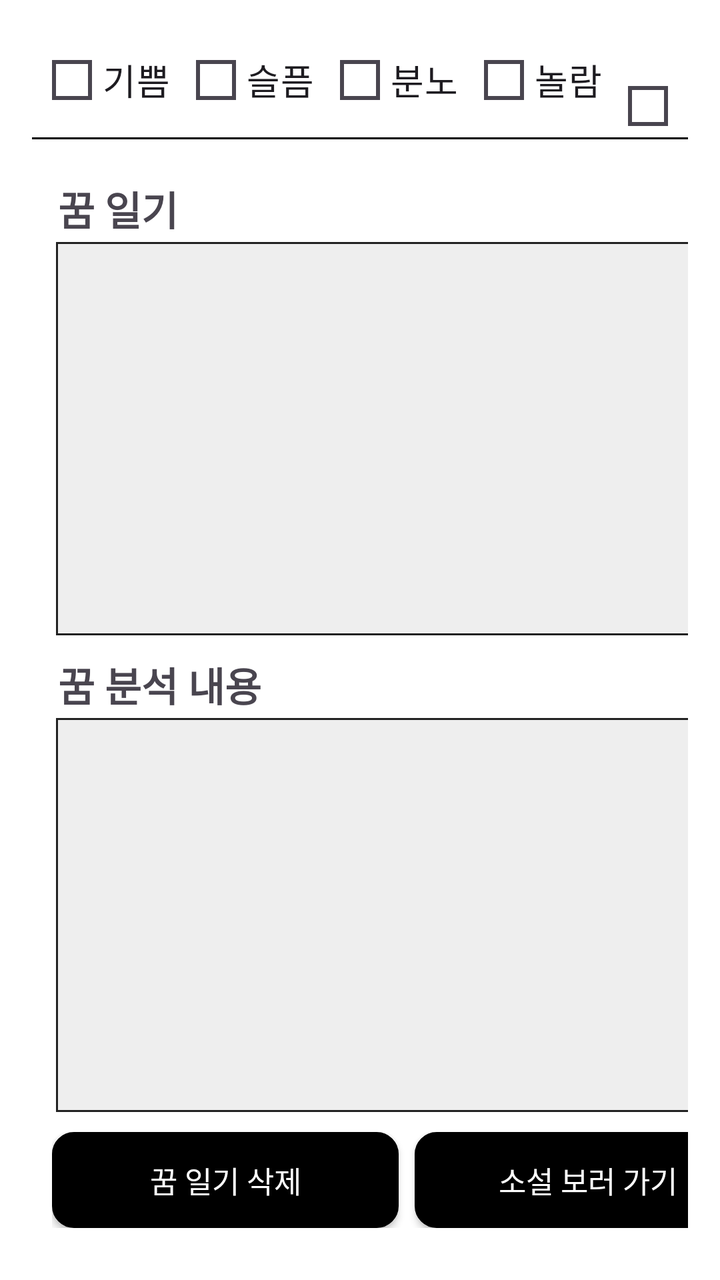
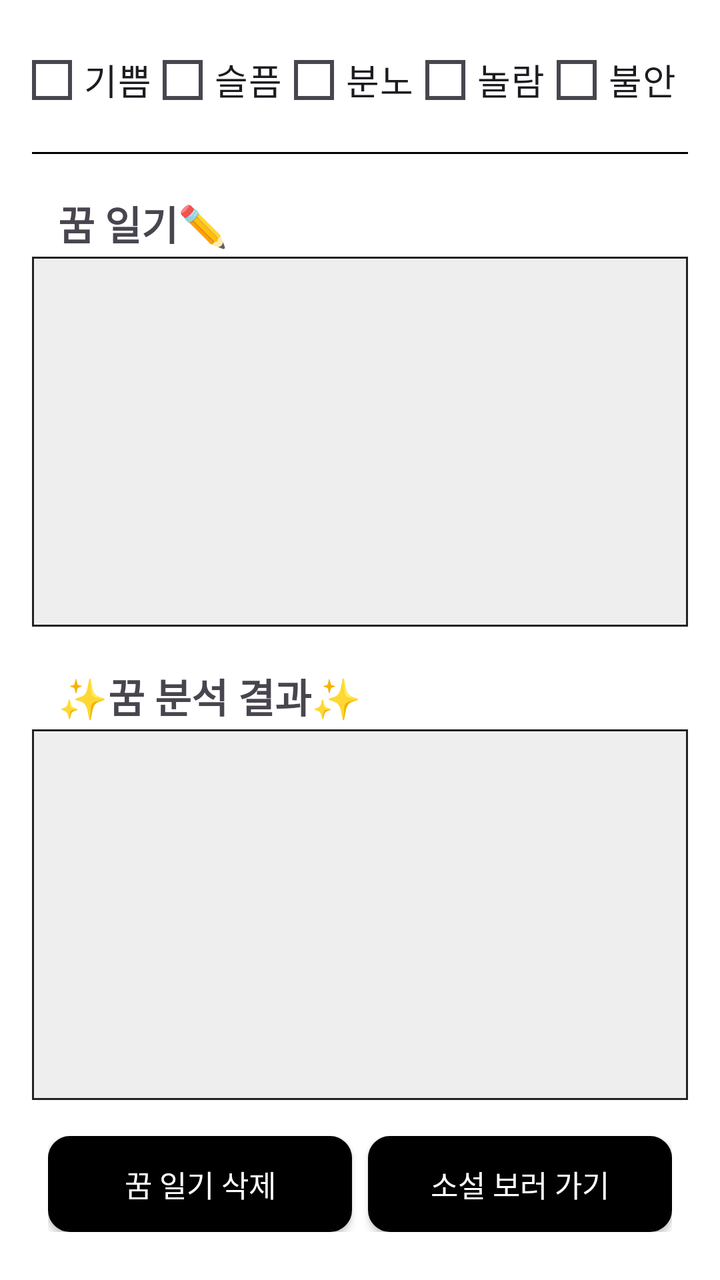

An Android layout rendered at two revisions. The XML below is the earlier revision; the diff shows what the commit changed to produce the second picture.
<!-- AndroidManifest.xml: application theme Theme.Material3.DayNight.NoActionBar -->
<!-- res/layout/activity_dream_look_screen_1.xml -->
<?xml version="1.0" encoding="utf-8"?>
<LinearLayout xmlns:android="http://schemas.android.com/apk/res/android"
    android:layout_width="match_parent"
    android:layout_height="match_parent"
    android:orientation="vertical"
    android:padding="16dp"
    android:background="#FFFFFF">

    <RadioGroup
        android:id="@+id/rgMood"
        android:layout_width="match_parent"
        android:layout_height="wrap_content"
        android:layout_marginStart="10dp"
        android:orientation="horizontal">

        <RadioButton
            android:id="@+id/rbMoodJoy"
            android:layout_width="wrap_content"
            android:layout_height="wrap_content"
            android:layout_marginEnd="8dp"
            android:button="@drawable/custom_radio_selector"
            android:fontFamily="@font/spoqahansansneo_bold"
            android:gravity="center"
            android:paddingStart="5dp"
            android:paddingEnd="5dp"
            android:text="@string/custom_radio_se_1"
            android:textSize="18sp" />

        <RadioButton
            android:id="@+id/rbMoodSad"
            android:layout_width="wrap_content"
            android:layout_height="wrap_content"
            android:layout_marginEnd="8dp"
            android:button="@drawable/custom_radio_selector"
            android:fontFamily="@font/spoqahansansneo_bold"
            android:gravity="center"
            android:paddingStart="5dp"
            android:paddingEnd="5dp"
            android:text="@string/custom_radio_se_2"
            android:textSize="18sp" />

        <RadioButton
            android:id="@+id/rbMoodAnger"
            android:layout_width="wrap_content"
            android:layout_height="wrap_content"
            android:layout_marginEnd="8dp"
            android:button="@drawable/custom_radio_selector"
            android:fontFamily="@font/spoqahansansneo_bold"
            android:gravity="center"
            android:paddingStart="5dp"
            android:paddingEnd="5dp"
            android:text="@string/custom_radio_se_4"
            android:textSize="18sp" />

        <RadioButton
            android:id="@+id/rbMoodSurprise"
            android:layout_width="wrap_content"
            android:layout_height="wrap_content"
            android:layout_marginEnd="8dp"
            android:button="@drawable/custom_radio_selector"
            android:fontFamily="@font/spoqahansansneo_bold"
            android:gravity="center"
            android:paddingStart="5dp"
            android:paddingEnd="5dp"
            android:text="@string/custom_radio_se_3"
            android:textSize="18sp" />

        <RadioButton
            android:id="@+id/rbMoodAnxiety"
            android:layout_width="wrap_content"
            android:layout_height="wrap_content"
            android:button="@drawable/custom_radio_selector"
            android:fontFamily="@font/spoqahansansneo_bold"
            android:gravity="center"
            android:paddingStart="5dp"
            android:paddingEnd="5dp"
            android:text="@string/custom_radio_se_5"
            android:textSize="18sp" />

    </RadioGroup>

    <View
        android:layout_width="match_parent"
        android:layout_height="1dp"
        android:background="#000000"
        android:layout_marginBottom="10dp"/>


    
    <TextView
        android:layout_marginStart="13dp"
        android:id="@+id/tvDreamPrompt"
        android:layout_width="wrap_content"
        android:layout_height="wrap_content"
        android:text="꿈 일기"
        android:layout_marginTop="10dp"
        android:textSize="20sp"
        android:textStyle="bold"
        android:layout_marginBottom="0dp"
        android:fontFamily="@font/spoqahansansneo_bold"
        />

    <ScrollView
        android:layout_width="355dp"
        android:layout_height="0dp"
        android:layout_marginStart="12dp"
        android:layout_marginTop="2dp"
        android:layout_weight="1"
        android:background="@drawable/box_border"
        android:overScrollMode="always"
        android:scrollbars="vertical">

        <TextView
            android:id="@+id/tvDreamView"
            android:layout_width="355dp"
            android:layout_height="wrap_content"
            android:padding="8dp"
            android:textSize="14sp" />
    </ScrollView>

    
    <TextView
        android:id="@+id/tvAnalysisLabel"
        android:layout_width="wrap_content"
        android:layout_height="wrap_content"
        android:text="@string/button_label_6"
        android:layout_marginTop="10dp"
        android:textSize="20sp"
        android:layout_marginStart="13dp"
        android:fontFamily="@font/spoqahansansneo_bold"
        android:textStyle="bold" />

    

    <ScrollView
        android:layout_width="355dp"
        android:layout_height="0dp"
        android:layout_marginStart="12dp"
        android:layout_marginTop="2dp"
        android:layout_weight="1"
        android:background="@drawable/box_border"
        android:overScrollMode="always"
        android:scrollbars="vertical">

        <TextView
            android:id="@+id/tvDreamAnalysis"
            android:layout_width="355dp"
            android:layout_height="wrap_content"
            android:padding="8dp"
            android:textSize="14sp" />
    </ScrollView>

    <LinearLayout
        android:layout_width="355dp"
        android:layout_height="wrap_content"
        android:layout_marginStart="13dp"
        android:layout_margin="10dp"
        android:orientation="horizontal"
        android:layout_marginBottom="40dp"
        android:weightSum="2"
        android:gravity="center">

        <androidx.appcompat.widget.AppCompatButton
            android:id="@+id/btnDelete"
            android:layout_width="0dp"
            android:layout_height="48dp"
            android:layout_weight="1"
            android:textSize="15sp"
            android:background="@drawable/rounded_login"
            android:textColor="@color/white"
            android:fontFamily="@font/spoqahansansneo_bold"
            android:text="꿈 일기 삭제" />

        <androidx.appcompat.widget.AppCompatButton
            android:id="@+id/btnViewNovel"
            android:layout_width="0dp"
            android:layout_height="48dp"
            android:layout_weight="1"
            android:text="소설 보러 가기"
            android:fontFamily="@font/spoqahansansneo_bold"
            android:textSize="15sp"
            android:textColor="@color/white"
            android:background="@drawable/rounded_login"
            android:layout_marginStart="8dp" />
    </LinearLayout>

</LinearLayout>
<!-- resources referenced by this layout -->
<resources>
  <color name="white">#FFFFFFFF</color>
  <!-- drawable box_border (drawable) -->
  <?xml version="1.0" encoding="utf-8"?>
  <shape xmlns:android="http://schemas.android.com/apk/res/android"
      android:shape="rectangle">
      <solid android:color="#EEEEEE"/> 
      <stroke android:width="1dp" android:color="#222222"/> 
      
  </shape>
  <!-- drawable custom_radio_selector (drawable) -->
  <?xml version="1.0" encoding="utf-8"?>
  <selector xmlns:android="http://schemas.android.com/apk/res/android">
      <item android:state_checked="true" android:drawable="@drawable/radio_checked" />
      <item android:drawable="@drawable/radio_unchecked" />
  </selector>
  <!-- drawable rounded_login (drawable) -->
  <?xml version="1.0" encoding="utf-8"?>
  <shape xmlns:android="http://schemas.android.com/apk/res/android">
      <solid android:color="#000000"/> 
      <corners android:radius="10dp"/> 
      <stroke android:color="#000000" android:width="2dp"/> 
  </shape>
  <string name="button_label_6">"꿈 분석 내용"</string>
  <string name="custom_radio_se_1">"기쁨"</string>
  <string name="custom_radio_se_2">"슬픔"</string>
  <string name="custom_radio_se_3">"놀람"</string>
  <string name="custom_radio_se_4">"분노"</string>
  <string name="custom_radio_se_5">"불안"</string>
  <!-- drawable radio_checked (drawable) -->
  <?xml version="1.0" encoding="utf-8"?>
  <vector xmlns:android="http://schemas.android.com/apk/res/android"
      android:width="20dp"
      android:height="20dp"
      android:viewportWidth="24"
      android:viewportHeight="24">
      <path
          android:fillColor="#000000"
          android:pathData="M9,16.17L4.83,12l-1.42,1.41L9,19 21,7l-1.41,-1.41z"/>
  </vector>
  <!-- drawable radio_unchecked (drawable) -->
  <?xml version="1.0" encoding="utf-8"?>
  <shape xmlns:android="http://schemas.android.com/apk/res/android"
      android:shape="rectangle">
      <solid android:color="@android:color/transparent" />
      <stroke
          android:width="2dp"
          android:color="#000000" />
      <corners android:radius="0dp" />
      <size
          android:width="20dp"
          android:height="20dp" />
  </shape>
</resources>

<!-- the commit's change to res/layout/activity_dream_look_screen_1.xml (unified diff, before → after) -->
@@ -6,18 +6,20 @@
     android:padding="16dp"
     android:background="#FFFFFF">
 
+    
     <RadioGroup
         android:id="@+id/rgMood"
         android:layout_width="match_parent"
         android:layout_height="wrap_content"
-        android:layout_marginStart="10dp"
-        android:orientation="horizontal">
+        android:orientation="horizontal"
+        android:gravity="center"
+        android:layout_marginBottom="12dp">
 
         <RadioButton
             android:id="@+id/rbMoodJoy"
-            android:layout_width="wrap_content"
+            android:layout_width="0dp"
             android:layout_height="wrap_content"
-            android:layout_marginEnd="8dp"
+            android:layout_weight="1"
             android:button="@drawable/custom_radio_selector"
             android:fontFamily="@font/spoqahansansneo_bold"
             android:gravity="center"
@@ -28,9 +30,9 @@
 
         <RadioButton
             android:id="@+id/rbMoodSad"
-            android:layout_width="wrap_content"
+            android:layout_width="0dp"
             android:layout_height="wrap_content"
-            android:layout_marginEnd="8dp"
+            android:layout_weight="1"
             android:button="@drawable/custom_radio_selector"
             android:fontFamily="@font/spoqahansansneo_bold"
             android:gravity="center"
@@ -41,9 +43,9 @@
 
         <RadioButton
             android:id="@+id/rbMoodAnger"
-            android:layout_width="wrap_content"
+            android:layout_width="0dp"
             android:layout_height="wrap_content"
-            android:layout_marginEnd="8dp"
+            android:layout_weight="1"
             android:button="@drawable/custom_radio_selector"
             android:fontFamily="@font/spoqahansansneo_bold"
             android:gravity="center"
@@ -54,9 +56,9 @@
 
         <RadioButton
             android:id="@+id/rbMoodSurprise"
-            android:layout_width="wrap_content"
+            android:layout_width="0dp"
             android:layout_height="wrap_content"
-            android:layout_marginEnd="8dp"
+            android:layout_weight="1"
             android:button="@drawable/custom_radio_selector"
             android:fontFamily="@font/spoqahansansneo_bold"
             android:gravity="center"
@@ -67,8 +69,9 @@
 
         <RadioButton
             android:id="@+id/rbMoodAnxiety"
-            android:layout_width="wrap_content"
+            android:layout_width="0dp"
             android:layout_height="wrap_content"
+            android:layout_weight="1"
             android:button="@drawable/custom_radio_selector"
             android:fontFamily="@font/spoqahansansneo_bold"
             android:gravity="center"
@@ -85,14 +88,13 @@
         android:background="#000000"
         android:layout_marginBottom="10dp"/>
 
-
     
     <TextView
         android:layout_marginStart="13dp"
         android:id="@+id/tvDreamPrompt"
         android:layout_width="wrap_content"
         android:layout_height="wrap_content"
-        android:text="꿈 일기"
+        android:text="@string/button_label_10"
         android:layout_marginTop="10dp"
         android:textSize="20sp"
         android:textStyle="bold"
@@ -101,18 +103,18 @@
         />
 
     <ScrollView
-        android:layout_width="355dp"
+        android:layout_width="match_parent"
         android:layout_height="0dp"
-        android:layout_marginStart="12dp"
-        android:layout_marginTop="2dp"
         android:layout_weight="1"
         android:background="@drawable/box_border"
         android:overScrollMode="always"
-        android:scrollbars="vertical">
+        android:scrollbars="vertical"
+        android:layout_marginTop="2dp"
+        android:layout_marginBottom="10dp">
 
         <TextView
             android:id="@+id/tvDreamView"
-            android:layout_width="355dp"
+            android:layout_width="match_parent"
             android:layout_height="wrap_content"
             android:padding="8dp"
             android:textSize="14sp" />
@@ -130,32 +132,29 @@
         android:fontFamily="@font/spoqahansansneo_bold"
         android:textStyle="bold" />
 
-    
-
     <ScrollView
-        android:layout_width="355dp"
+        android:layout_width="match_parent"
         android:layout_height="0dp"
-        android:layout_marginStart="12dp"
-        android:layout_marginTop="2dp"
         android:layout_weight="1"
         android:background="@drawable/box_border"
         android:overScrollMode="always"
-        android:scrollbars="vertical">
+        android:scrollbars="vertical"
+        android:layout_marginTop="2dp"
+        android:layout_marginBottom="10dp">
 
         <TextView
             android:id="@+id/tvDreamAnalysis"
-            android:layout_width="355dp"
+            android:layout_width="match_parent"
             android:layout_height="wrap_content"
             android:padding="8dp"
             android:textSize="14sp" />
     </ScrollView>
 
     <LinearLayout
-        android:layout_width="355dp"
+        android:layout_width="match_parent"
         android:layout_height="wrap_content"
-        android:layout_marginStart="13dp"
-        android:layout_margin="10dp"
         android:orientation="horizontal"
+        android:layout_margin="8dp"
         android:layout_marginBottom="40dp"
         android:weightSum="2"
         android:gravity="center">
<!-- resource entries referenced after the edit -->
@@ -22,7 +22,8 @@
       <corners android:radius="10dp"/> 
       <stroke android:color="#000000" android:width="2dp"/> 
   </shape>
-  <string name="button_label_6">"꿈 분석 내용"</string>
+  <string name="button_label_10">"꿈 일기✏️"</string>
+  <string name="button_label_6">"✨꿈 분석 결과✨ "</string>
   <string name="custom_radio_se_1">"기쁨"</string>
   <string name="custom_radio_se_2">"슬픔"</string>
   <string name="custom_radio_se_3">"놀람"</string>
